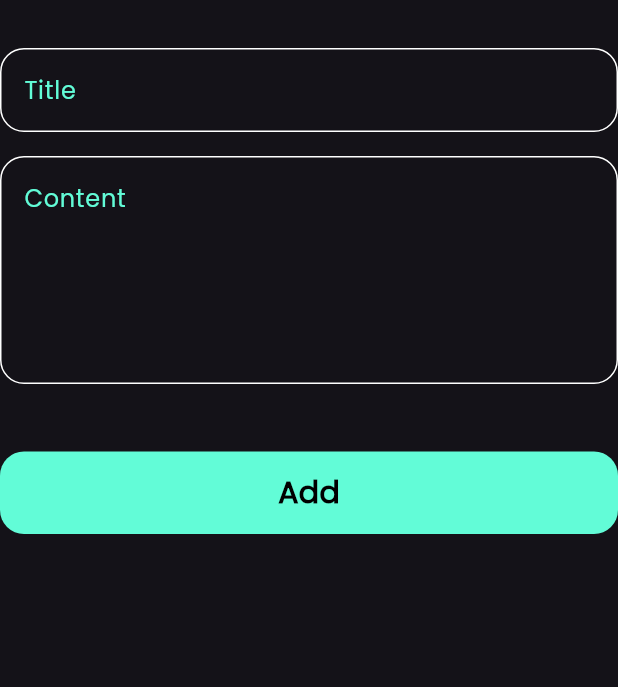
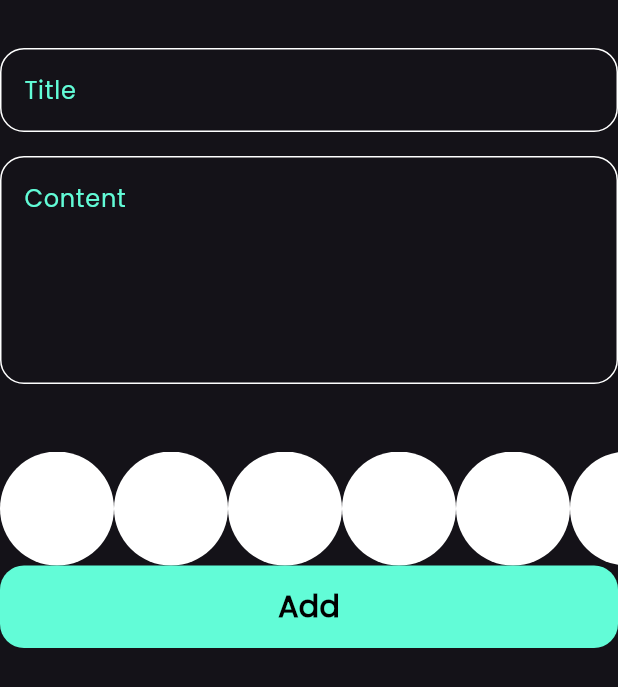
Before and after one commit to osama9994/notes_app, a Flutter app: what addNoteForm() shows on an empty page, opened directly, on a phone screen of 412 x 824 dp. Shown: the top 687 px of the screen. Run offline on Flutter 3.47's test engine with Material 3 defaults, Android fonts, the phone set to English and light mode, and no system bars; our stand-ins replace bloc, flutter_bloc, hive, hive_flutter; accounts and stored records are empty.

Commit message:
create olors list view part one

```diff
--- a/notes_app/lib/widgets/add_note_form.dart
+++ b/notes_app/lib/widgets/add_note_form.dart
@@ -3,6 +3,7 @@ import 'package:flutter_bloc/flutter_bloc.dart';
 import 'package:intl/intl.dart';
 import 'package:notes_app/cubit/cubit/add_notes_cubit/add_note_cubit.dart';
 import 'package:notes_app/models/note_model.dart';
+import 'package:notes_app/widgets/colors.dart/colors_list_view.dart';
 import 'package:notes_app/widgets/custom_buttom.dart';
 import 'package:notes_app/widgets/cutom_text_field.dart';
 
@@ -40,6 +41,7 @@ class _addNoteFormState extends State<addNoteForm> {
             },
           ),
           const SizedBox(height: 45),
+         ColorsListView(),
           BlocBuilder<AddNoteCubit, AddNoteState>(
             builder: (context, state) {
               return CustomButton(
--- /dev/null
+++ b/notes_app/lib/widgets/colors.dart/colors_list_view.dart
@@ -0,0 +1,31 @@
+
+import 'package:flutter/material.dart';
+
+class ColorItem extends StatelessWidget {
+  const ColorItem({super.key});
+
+  @override
+  Widget build(BuildContext context) {
+    return CircleAvatar(
+      radius: 38,
+      backgroundColor: Colors.white,
+    );
+  }
+}
+
+class ColorsListView extends StatelessWidget {
+  const ColorsListView({super.key});
+
+  @override
+  Widget build(BuildContext context) {
+    return SizedBox(
+      height: 38*2,
+      child: ListView.builder(
+        itemCount: 10,
+        scrollDirection: Axis.horizontal,
+        itemBuilder: (context,index){
+        return const ColorItem();
+      }),
+    );
+  }
+}
```
